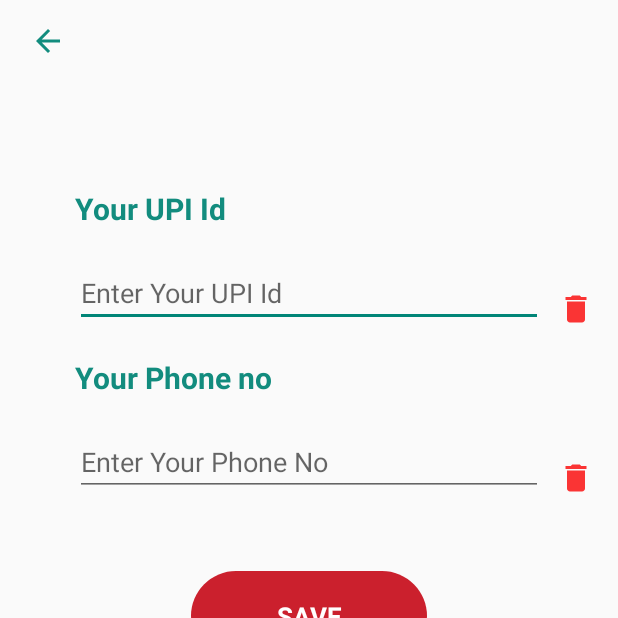
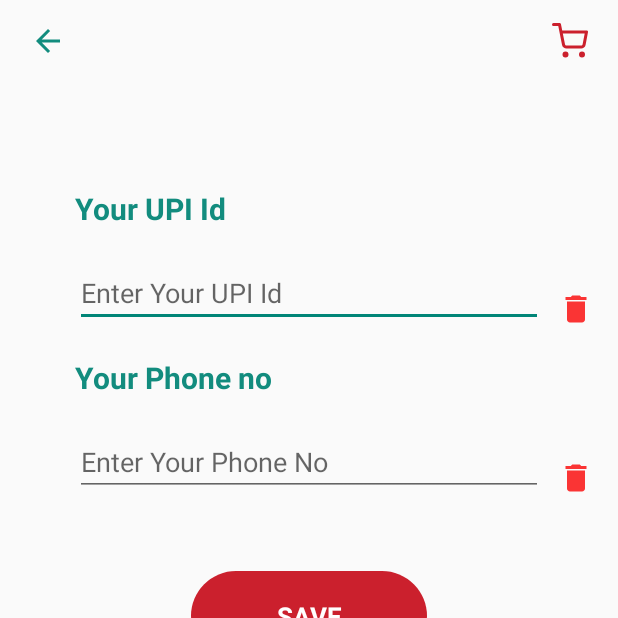
Before and after one commit to 8UCK37/FoodDeliApp, an Android app: the UpiActivity screen opened directly, with no data from a screen before it, on a phone screen of 412 x 824 dp, the top half of it. Run offline under Robolectric (Android 15) with nearby library versions, the phone set to English and light mode, and no system bars; 3 statements that could not run were skipped.

Commit message:
added go to cart button to address activity and upi activity

```diff
--- a/app/src/main/java/com/example/apptest/ui/AddSettings/UpiActivity.java
+++ b/app/src/main/java/com/example/apptest/ui/AddSettings/UpiActivity.java
@@ -14,11 +14,13 @@ import androidx.appcompat.app.AppCompatActivity;
 import com.example.apptest.DashNavActivity;
 import com.example.apptest.R;
 import com.example.apptest.database.DbHelper;
+import com.example.apptest.views.CartActivity;
+import com.example.apptest.views.MenuListActivity;
 
 public class UpiActivity extends AppCompatActivity {
     private EditText upiEdit,phnEdit;
     private TextView  add;
-    private ImageView back, dltUpi,dltPhn;
+    private ImageView back,cart, dltUpi,dltPhn;
     private String upi_placeholder,phn;
     DbHelper db;
     @Override
@@ -51,6 +53,14 @@ public class UpiActivity extends AppCompatActivity {
                 startActivity(new Intent(UpiActivity.this, DashNavActivity.class));
             }
         });
+        cart=findViewById(R.id.cart);
+        cart.setOnClickListener(new View.OnClickListener() {
+            @Override
+            public void onClick(View view) {
+                startActivity(new Intent(UpiActivity.this, CartActivity.class));
+            }
+        });
+
         add.setOnClickListener(new View.OnClickListener() {
             @Override
             public void onClick(View view) {
@@ -69,6 +79,7 @@ public class UpiActivity extends AppCompatActivity {
                     }
                 }
                 finish(); startActivity(getIntent());//refreshes the activity leaving nothing behind
+
             }
         });
         dltUpi =findViewById(R.id.UpiDeleteBtn);
--- a/app/src/main/res/layout/activity_upi.xml
+++ b/app/src/main/res/layout/activity_upi.xml
@@ -19,7 +19,15 @@
             android:src="@drawable/ic_baseline_arrow_back_24"
             app:layout_constraintStart_toStartOf="parent"
             app:layout_constraintTop_toTopOf="parent" />
-
+        <ImageView
+            android:id="@+id/cart"
+            android:layout_width="wrap_content"
+            android:layout_height="wrap_content"
+            android:layout_marginEnd="20dp"
+            android:layout_marginTop="15dp"
+            android:src="@drawable/ic_food_cart"
+            app:layout_constraintEnd_toEndOf="parent"
+            app:layout_constraintTop_toTopOf="parent" />
         <TextView
             android:id="@+id/title"
             android:layout_width="match_parent"
```
Also changed, not shown: app/src/main/java/com/example/apptest/ui/AddSettings/AddSettingsActivity.java (+9 -1 lines), app/src/main/res/layout/activity_add_settings.xml (+9 -0 lines).
